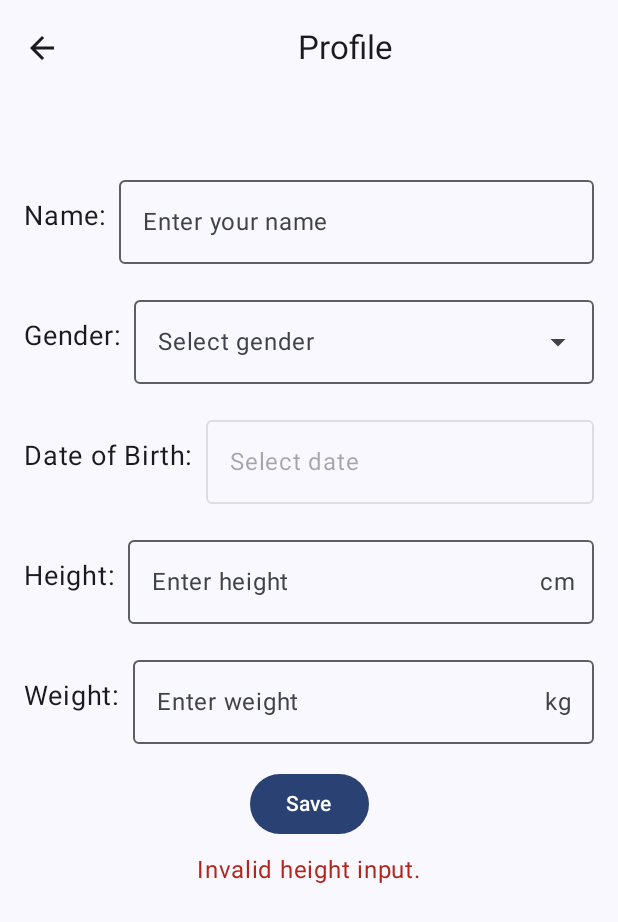
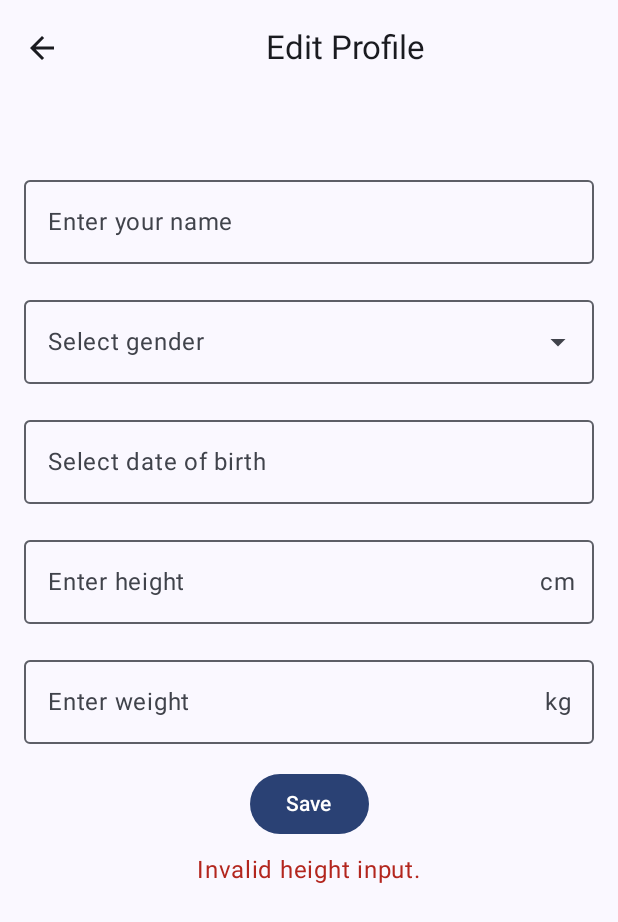
Before and after one commit to PiotrKedz/KPZ25_CORE2, an Android app built with Jetpack Compose: the ProfileActivity screen opened directly, with no data from a screen before it, after a tap on "Save", on a phone screen of 412 x 824 dp. Shown: the top 922 px of the screen. Run offline under Robolectric (Android 15) with nearby library versions, the phone set to English and light mode, and no system bars; 2 other taps on this screen came first.

Commit message:
added edit/save button and changed appearance of profile screen

```diff
--- a/app/src/main/java/com/example/innertemp/ProfileActivity.kt
+++ b/app/src/main/java/com/example/innertemp/ProfileActivity.kt
@@ -77,6 +77,8 @@ fun ProfileScreen(onBack: () -> Unit) {
     var weight by remember { mutableStateOf("") }
     var heightErrorMessage by remember { mutableStateOf("") }
     var showExitDialog by remember { mutableStateOf(false) }
+    var isEditMode by remember { mutableStateOf(false) }
+
 
 
 
@@ -115,19 +117,13 @@ fun ProfileScreen(onBack: () -> Unit) {
             TopAppBar(
                 title = {
                     Text(
-                        "Profile",
+                        if (isEditMode) "Edit Profile" else "Profile",
                         modifier = Modifier.fillMaxWidth(),
                         textAlign = TextAlign.Center
                     )
                 },
                 navigationIcon = {
-                    IconButton(onClick = {
-                        if (isDataChanged) {
-                            showExitDialog = true
-                        } else {
-                            onBack()
-                        }
-                    }) {
+                    IconButton(onClick = { onBack() }) {
                         Icon(Icons.Filled.ArrowBack, contentDescription = "Back")
                     }
                 }
@@ -142,33 +138,37 @@ fun ProfileScreen(onBack: () -> Unit) {
             horizontalAlignment = Alignment.CenterHorizontally
         ) {
             Spacer(modifier = Modifier.height(32.dp))
-            Row(
-                modifier = Modifier.fillMaxWidth(),
-                verticalAlignment = Alignment.CenterVertically
-            ) {
-                Text("Name:", fontSize = 18.sp)
-                Spacer(modifier = Modifier.width(8.dp))
+
+            Row(modifier = Modifier.fillMaxWidth(), verticalAlignment = Alignment.CenterVertically) {
+                // Text("Name:", fontSize = 18.sp)
+                // Spacer(modifier = Modifier.width(8.dp))
+
+                if (isEditMode) {
                     OutlinedTextField(
                         value = name,
-                    onValueChange = { newName ->
-                        name = newName.filter { it.isLetter() || it.isWhitespace() }
-                        isDataChanged = true
-                    },
-                    label = {Text("Enter your name") },
+                        onValueChange = { name = it },
+                        label = { Text("Enter your name") },
+                        modifier = Modifier.weight(1f)
+                    )
+                } else {
+                    Text(
+                        text = if (name.isEmpty()) "Name: Not set" else "Name: $name",
+                        style = MaterialTheme.typography.bodyLarge.copy(textAlign = TextAlign.Center, fontSize = 20.sp),
                         modifier = Modifier.weight(1f)
                     )
                 }
+            }
+
             Spacer(modifier = Modifier.height(16.dp))
-            Row(
-                modifier = Modifier.fillMaxWidth(),
-                verticalAlignment = Alignment.CenterVertically
-            ) {
-                Text("Gender:", fontSize = 18.sp)
-                Spacer(modifier = Modifier.width(8.dp))
+
+            Row(modifier = Modifier.fillMaxWidth(), verticalAlignment = Alignment.CenterVertically) {
+                // Text("Gender:", fontSize = 18.sp)
+                // Spacer(modifier = Modifier.width(8.dp))
+
+                if (isEditMode) {
                     ExposedDropdownMenuBox(
                         expanded = genderExpanded,
-                    onExpandedChange = { genderExpanded = !it
-                        println("Gender expanded: $genderExpanded")},
+                        onExpandedChange = { genderExpanded = !it },
                         modifier = Modifier.weight(1f)
                     ) {
                         OutlinedTextField(
@@ -191,85 +191,107 @@ fun ProfileScreen(onBack: () -> Unit) {
                             DropdownMenuItem(text = { Text("Male") }, onClick = {
                                 selectedGender = "Male"
                                 genderExpanded = false
-                            isDataChanged = true
                             })
                             DropdownMenuItem(text = { Text("Female") }, onClick = {
                                 selectedGender = "Female"
                                 genderExpanded = false
-                            isDataChanged = true
                             })
                             DropdownMenuItem(text = { Text("Other") }, onClick = {
                                 selectedGender = "Other"
                                 genderExpanded = false
-                            isDataChanged = true
                             })
                         }
                     }
-
+                } else {
+                    Text(
+                        text = if (selectedGender.isEmpty()) "Gender: Not set" else "Gender: $selectedGender",
+                        style = MaterialTheme.typography.bodyLarge.copy(textAlign = TextAlign.Center, fontSize = 20.sp),
+                        modifier = Modifier.weight(1f)
+                    )
+                }
             }
 
             Spacer(modifier = Modifier.height(16.dp))
+
             Row(
                 modifier = Modifier
                     .fillMaxWidth()
-                    .clickable { datePickerDialog.show() },
+                    .clickable(enabled = isEditMode) { datePickerDialog.show() },
                 verticalAlignment = Alignment.CenterVertically
             ) {
-                Text("Date of Birth:", fontSize = 18.sp)
-                Spacer(modifier = Modifier.width(8.dp))
+                // Text("Date of Birth:", fontSize = 18.sp)
+                // Spacer(modifier = Modifier.width(8.dp))
+
+                if (isEditMode) {
                     OutlinedTextField(
                         value = dateOfBirth,
                         onValueChange = { },
-                    label = { Text("Select date") },
+                        label = { Text("Select date of birth") },
                         readOnly = true,
-                    enabled = false,
+                        enabled = true,
+                        modifier = Modifier.weight(1f)
+                    )
+                } else {
+                    Text(
+                        text = if (dateOfBirth.isEmpty()) "Date of Birth: Not set" else "Date of Birth: $dateOfBirth",
+                        style = MaterialTheme.typography.bodyLarge.copy(textAlign = TextAlign.Center, fontSize = 20.sp),
                         modifier = Modifier.weight(1f)
                     )
                 }
+            }
+
             Spacer(modifier = Modifier.height(16.dp))
-            Row(
-                modifier = Modifier.fillMaxWidth(),
-                verticalAlignment = Alignment.CenterVertically
-            ) {
-                Text("Height:", fontSize = 18.sp)
-                Spacer(modifier = Modifier.width(8.dp))
+
+            Row(modifier = Modifier.fillMaxWidth(), verticalAlignment = Alignment.CenterVertically) {
+                // Text("Height:", fontSize = 18.sp)
+                // Spacer(modifier = Modifier.width(8.dp))
+
+                if (isEditMode) {
                     OutlinedTextField(
                         value = height,
-                    onValueChange = { newValue ->
-                        if (newValue.all { it.isDigit() }) {
-                            height = newValue
-                            isDataChanged = true
-                        }
-                    },
+                        onValueChange = { height = it },
                         label = { Text("Enter height") },
                         keyboardOptions = KeyboardOptions(keyboardType = KeyboardType.Number),
-                    trailingIcon = {Text("cm")},
+                        trailingIcon = { Text("cm") },
+                        modifier = Modifier.weight(1f)
+                    )
+                } else {
+                    Text(
+                        text = if (height.isEmpty()) "Height: Not set" else "Height: $height cm",
+                        style = MaterialTheme.typography.bodyLarge.copy(textAlign = TextAlign.Center, fontSize = 20.sp),
                         modifier = Modifier.weight(1f)
                     )
                 }
+            }
+
             Spacer(modifier = Modifier.height(16.dp))
-            Row(
-                modifier = Modifier.fillMaxWidth(),
-                verticalAlignment = Alignment.CenterVertically
-            ) {
-                Text("Weight:", fontSize = 18.sp)
-                Spacer(modifier = Modifier.width(8.dp))
+
+            Row(modifier = Modifier.fillMaxWidth(), verticalAlignment = Alignment.CenterVertically) {
+                // Text("Weight:", fontSize = 18.sp)
+                // Spacer(modifier = Modifier.width(8.dp))
+
+                if (isEditMode) {
                     OutlinedTextField(
                         value = weight,
-                    onValueChange = { newValue ->
-                        if (newValue.all { it.isDigit() }) {
-                            weight = newValue
-                            isDataChanged = true
-                        }
-                    },
+                        onValueChange = { weight = it },
                         label = { Text("Enter weight") },
                         keyboardOptions = KeyboardOptions(keyboardType = KeyboardType.Number),
-                    trailingIcon = {Text("kg")},
+                        trailingIcon = { Text("kg") },
+                        modifier = Modifier.weight(1f)
+                    )
+                } else {
+                    Text(
+                        text = if (weight.isEmpty()) "Weight: Not set" else "Weight: $weight kg",
+                        style = MaterialTheme.typography.bodyLarge.copy(textAlign = TextAlign.Center, fontSize = 20.sp),
                         modifier = Modifier.weight(1f)
                     )
                 }
+            }
+
             Spacer(modifier = Modifier.height(16.dp))
+
             Button(onClick = {
+                if (isEditMode) {
                     val heightValue = height.toIntOrNull()
                     heightErrorMessage = ""
 
@@ -285,13 +307,17 @@ fun ProfileScreen(onBack: () -> Unit) {
                         }
                         else -> {
                             saveUserProfile(context, name, selectedGender, dateOfBirth, height, weight)
+                            isEditMode = false
                             isDataChanged = false
-                        onBack()
                         }
                     }
+                } else {
+                    isEditMode = true
+                }
             }) {
-                Text("Save")
+                Text(if (isEditMode) "Save" else "Edit")
             }
+
             if (heightErrorMessage.isNotEmpty()) {
                 Text(
                     text = heightErrorMessage,
```
Also changed, not shown: 132 other files. Lines whose indentation alone changed are shown as unchanged.
